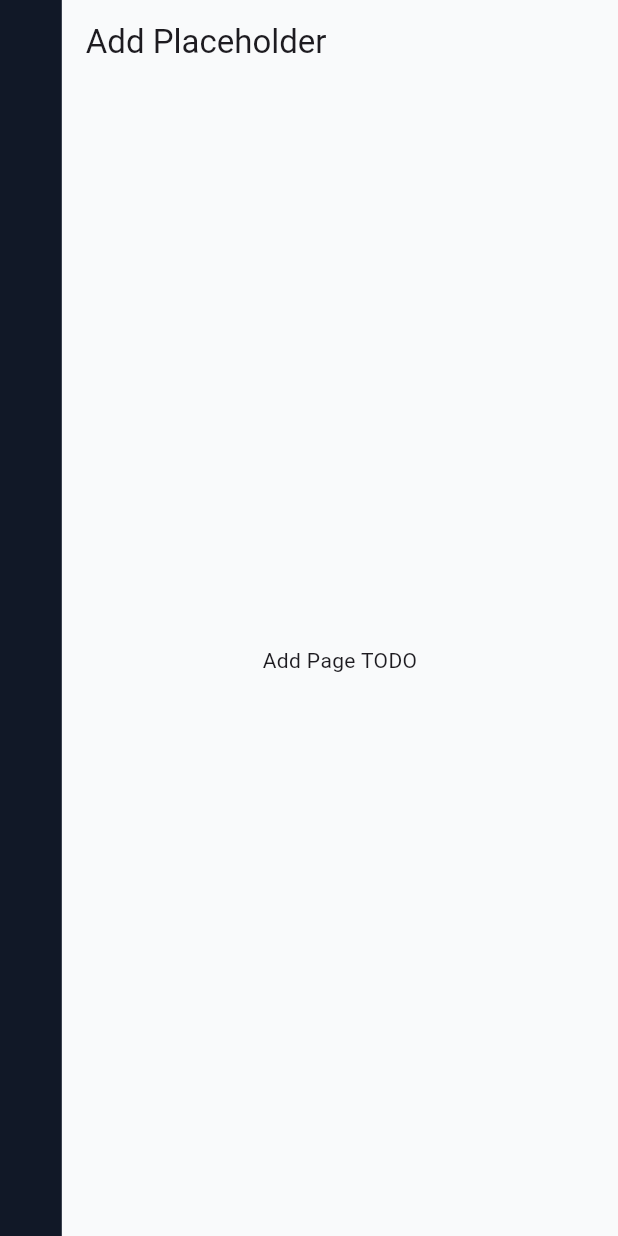
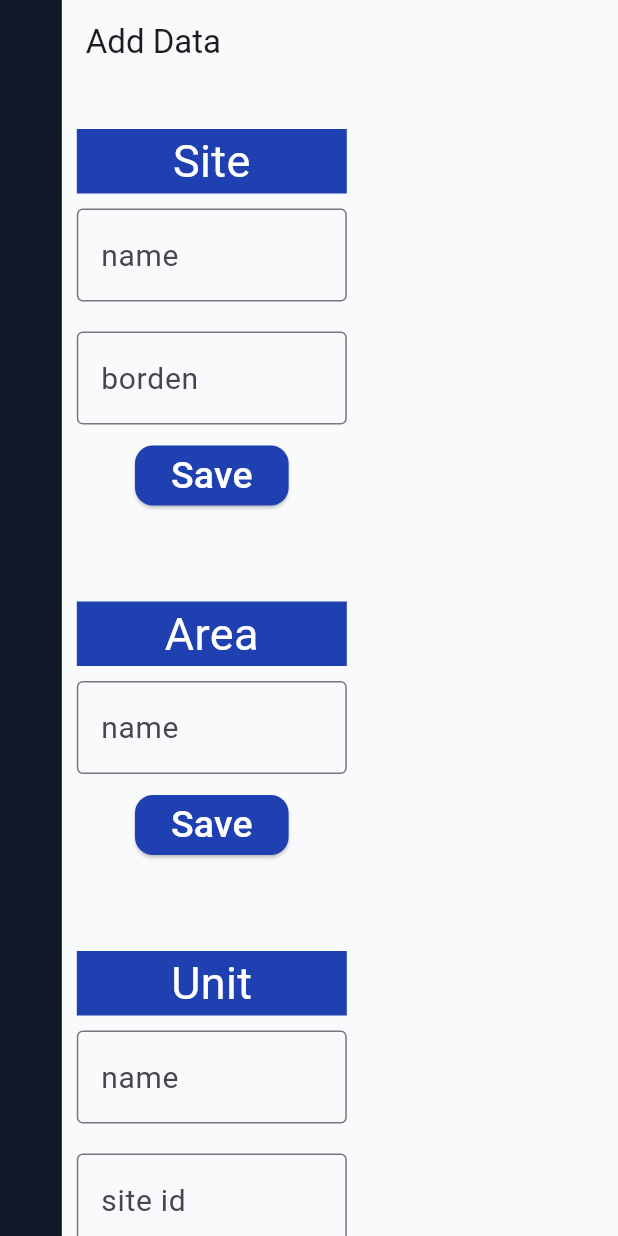
Before and after one commit to UniversityOfSaskatchewanCMPT371/term-project-winter2026-team1, a Flutter app: the DashboardAddPage screen opened by its route, on a phone screen of 412 x 824 dp. Run offline on Flutter 3.47's test engine with Material 3 defaults, Android fonts, the phone set to English and light mode, and no system bars; our stand-ins replace bloc, equatable, flutter_bloc, get_it, go_router, sizer and 1 more; missing offline and left inert: powersync, two_dimensional_scrollables; accounts and stored records are empty; statements that could not run were skipped.

Commit message:
Created the first iteration of add data page
Issue #127
- created the basic frontend for the add data page
- created a reuseable widget that can be used to add columns for new tables in the data base
- will likely need significant edits due to me not really understanding bloc and TextEditingController so I avoided using them
- will need to be edited when work on the business end for this page is started

AI-Generated: Uses Microsoft Copilot
Signed-off-by: Tyler
- I took the html and css version I made, asked how to converte it into flutter, then took the parts where I understood what was going on

```diff
--- a/frontend/search_cms/lib/features/dashboard/presentation/pages/dashboard_add_page.dart
+++ b/frontend/search_cms/lib/features/dashboard/presentation/pages/dashboard_add_page.dart
@@ -1,55 +1,183 @@
 import 'package:flutter/material.dart';
+import 'package:flutter_bloc/flutter_bloc.dart';
+import 'package:http/http.dart';
 import 'package:search_cms/core/utils/constants.dart';
 
 
+import 'package:flutter_test/flutter_test.dart';
 
+
+void saveButtonClicked(String title){
+  AddDataPageEntries? dataEntry = AddDataPageEntries.dataEntries[title];
+  //TODO when business logic is implemented or when I can talk to them
+
+}
 
 /*
 Will be used to store the keys for for the text fields of widgets created by
 createAddDataWidget.
-If needed, can be used to store information about what type a text field
-will need to be converted to.
+If needed, can be modified to store information about what type a text field
+will need to be converted to later.
 */
 class AddDataPageEntries{
 
-  static Map <String, AddDataPageEntries> dataEntries = {};
+  // so business logic can get relevent keys using the title
+  static Map <String, AddDataPageEntries> dataEntries = {}; //maps title to the instance of this class that will store the relevent keys
 
-  AddDataPageEntries(String title, List<String> textFieldKeys){
-    //TODO
+  String title;
+
+  List<String> textFieldKeys = [];
+  String saveButtonKey = ""; //to allow testers to press the button
+
+  AddDataPageEntries(this.title, List<String> this.textFieldKeys, this.saveButtonKey){
+    dataEntries[title] = this;
   }
 }
 
 /*
  * Creates the widgets for adding data to the database
  * preconditions: unique title and text field names such that
- *    - find.byKey(ValueKey(title + "-" + textFieldNames[index])) from flutter test
+ *    - find.byKey(Key(title + "-" + textFieldNames[index])) from flutter test
  *      will refer to only one widget
  *    - the title is unique to any other titles passed to this function
+ *    - that "title-saveButton" isn't a taken key
  * postconditions:
  *    - the widget keys 'title + "-" + textFieldNames[index]' will be taken
- *    - will add an entry to AddDataPageEntries mapping dataEntriesKeys[title] to
+ *    - will add an entry to AddDataPageEntries mapping dataEntries[title] to
  *      an instance of AddDataPageEntries
  * returns a widget for adding an entry to the data base for a table corrosponding to title
  */
 Widget createAddDataWidget(String title, List<String> textFieldNames){
-  //TODO
+  List<String> newKeys = [];
 
-  return Container(); //may change the type of widget returned
+  for (int index = 0; index < textFieldNames.length; index++){
+    String keyName = title + "-" + textFieldNames[index];
+
+    //apparently these asserts cause problems if the page is reloaded
+    // assert(find.byKey(Key(keyName)).evaluate().isEmpty, "Add data page tried to create a widget with an already existing key: $keyName");
+    newKeys.add(keyName);
+  }
+
+  String saveButtonKey = "$title-saveButton";
+
+  //apparently these asserts cause problems if the page is reloaded
+  // assert(find.byKey(Key(saveButtonKey)).evaluate().isEmpty, "Add data page tried to create a widget with an already existing key: $saveButtonKey");
+
+  AddDataPageEntries(title, newKeys, saveButtonKey);
+
+  double widgetWidth = 200;
+
+  return Container(
+    width: widgetWidth,
+    padding: EdgeInsets.symmetric(horizontal: 10, vertical: 30),
+
+      child: Column(
+
+
+        children: [
+          //title of table
+          Container(
+            width:widgetWidth,
+            color: Color(0xFF1f40b0),
+            padding: EdgeInsets.symmetric(horizontal: 8),
+            child: Text(
+              title,
+              textAlign: TextAlign.center,
+              style: TextStyle(
+                color: Colors.white,
+                fontSize: 30
+              ),
+            ),
+          ),
+
+
+          //text fields
+          ...textFieldNames.map((name) {
+            return Padding(
+              padding: EdgeInsets.symmetric(vertical: 10),
+
+              child: TextField(
+                key: Key("$title-$name"),
+                maxLines: null,
+                style: TextStyle(
+                  fontSize: 20,
+                ),
+                decoration: InputDecoration(
+                  hintText: name,
+                  border: OutlineInputBorder(),
+                ),
+              ),
+
+              );
+          }),
+
+
+          //save button
+          ElevatedButton(
+            key: Key(saveButtonKey),
+            onPressed: (){saveButtonClicked(title);},
+
+            style: ElevatedButton.styleFrom(
+              minimumSize: const Size(90, 40),
+              backgroundColor: const Color(0xFF1f40b0),
+              foregroundColor: Colors.white,
+
+              shape: RoundedRectangleBorder(
+                borderRadius: BorderRadius.circular(12),
+              ),
+
+            ),
+
+            child: Text(
+              "Save",
+              style: TextStyle(
+                fontSize: 25,
+              )
+            ),
+          ),
+
+        ],
+      ),
+
+  );
+
 }
+
+
 
 
 class DashboardAddPage extends StatelessWidget { //TODO: potentially change type
   const DashboardAddPage({super.key});
+
+
   @override
   Widget build(BuildContext context) {
     return Scaffold(
       backgroundColor: AppColors.background,
       appBar: AppBar(
         backgroundColor: AppColors.background,
-        title: const Text('Add Placeholder'),
+        title: const Text('Add Data'),
       ),
-      body: const Center(
-        child: Text('Add Page TODO'),
+      body:  Container(
+        child: SingleChildScrollView(
+          scrollDirection: Axis.vertical,
+          child: Wrap(
+            direction: Axis.horizontal,
+            children: [
+              /*this is where you will add the columns and text fields for adding
+              data to the database
+              */
+              createAddDataWidget("Site", ["name", "borden"]),
+              createAddDataWidget("Area", ["name"]),
+              createAddDataWidget("Unit", ["name", "site id"]),
+              createAddDataWidget("Level", ["name", "unit id", "parent id", "upper limit", "lower limit"]),
+
+
+
+            ]
+          ),
+        )
+
       ),
     );
   }
```
Also changed, not shown: 1 other file.
